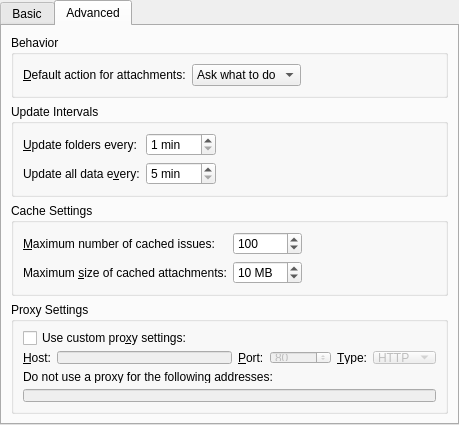
mimecorg/webissues-client, file src/dialogs/settingsdialog.ui: the form before one commit.
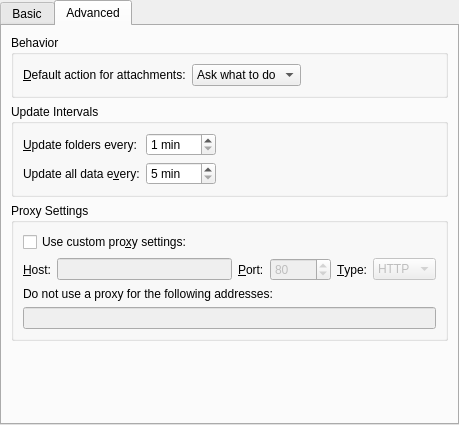
The form after the commit. The open tabs and pages were chosen to show the change. Custom widgets are drawn as their Qt base class.

Commit message: moved file cache to a shared SQLite database; made cached settings fixed

Diff of the .ui file:
```diff
--- a/src/dialogs/settingsdialog.ui
+++ b/src/dialogs/settingsdialog.ui
@@ -367,90 +367,6 @@
       </layout>
      </widget>
     </item>
-    <item>
-     <widget class="QGroupBox" name="groupBox_8">
-      <property name="title">
-       <string>Cache Settings</string>
-      </property>
-      <layout class="QGridLayout" name="gridLayout_4">
-       <item row="0" column="0">
-        <widget class="QLabel" name="label_7">
-         <property name="text">
-          <string>&amp;Maximum number of cached issues:</string>
-         </property>
-         <property name="buddy">
-          <cstring>detailsSpinBox</cstring>
-         </property>
-        </widget>
-       </item>
-       <item row="0" column="1">
-        <widget class="QSpinBox" name="detailsSpinBox">
-         <property name="minimum">
-          <number>10</number>
-         </property>
-         <property name="maximum">
-          <number>1000</number>
-         </property>
-         <property name="value">
-          <number>100</number>
-         </property>
-        </widget>
-       </item>
-       <item row="0" column="2">
-        <spacer name="horizontalSpacer_9">
-         <property name="orientation">
-          <enum>Qt::Horizontal</enum>
-         </property>
-         <property name="sizeHint" stdset="0">
-          <size>
-           <width>20</width>
-           <height>20</height>
-          </size>
-         </property>
-        </spacer>
-       </item>
-       <item row="1" column="0">
-        <widget class="QLabel" name="label_8">
-         <property name="text">
-          <string>Maximum &amp;size of cached attachments:</string>
-         </property>
-         <property name="buddy">
-          <cstring>cacheSpinBox</cstring>
-         </property>
-        </widget>
-       </item>
-       <item row="1" column="1">
-        <widget class="QSpinBox" name="cacheSpinBox">
-         <property name="suffix">
-          <string> MB</string>
-         </property>
-         <property name="minimum">
-          <number>1</number>
-         </property>
-         <property name="maximum">
-          <number>100</number>
-         </property>
-         <property name="value">
-          <number>10</number>
-         </property>
-        </widget>
-       </item>
-       <item row="1" column="2">
-        <spacer name="horizontalSpacer_10">
-         <property name="orientation">
-          <enum>Qt::Horizontal</enum>
-         </property>
-         <property name="sizeHint" stdset="0">
-          <size>
-           <width>20</width>
-           <height>20</height>
-          </size>
-         </property>
-        </spacer>
-       </item>
-      </layout>
-     </widget>
-    </item>
     <item>
      <widget class="QGroupBox" name="proxyGroupBox">
       <property name="title">
```
The commit also changes 7 other files.
